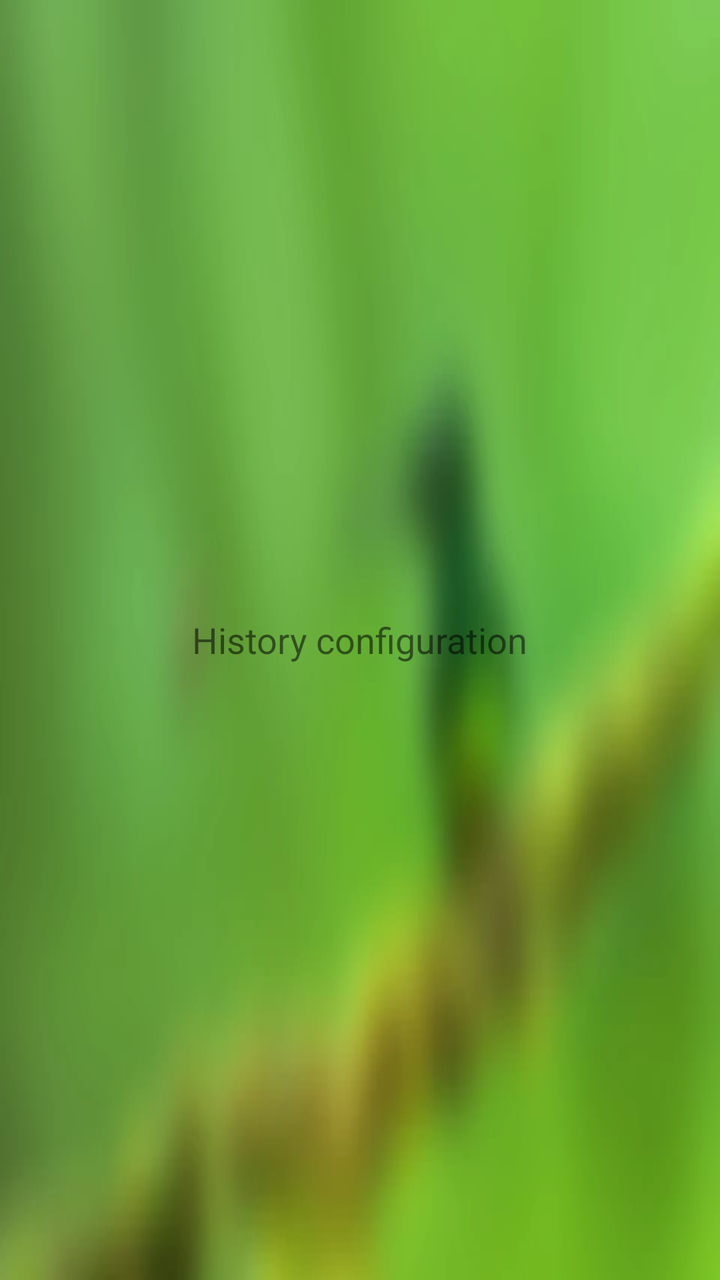
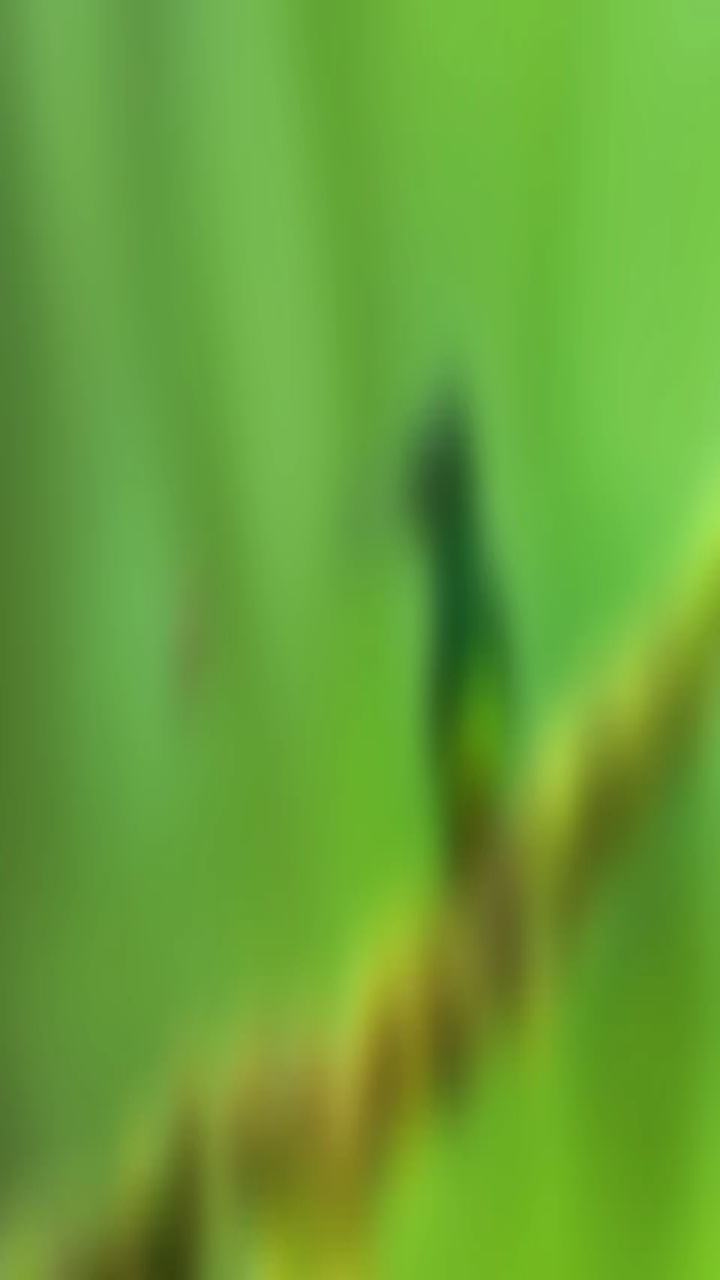

Two renders of the same Android screen: before a commit and after it. Below are the layout's source before the change and the commit's diff.
<!-- AndroidManifest.xml: application theme AppTheme -->
<!-- res/layout/dialog_config_history.xml -->
<?xml version="1.0" encoding="utf-8"?>
<LinearLayout xmlns:android="http://schemas.android.com/apk/res/android"
    android:layout_width="match_parent"
    android:layout_height="wrap_content"
    android:gravity="center"
    android:orientation="vertical"
    android:padding="8dp">

    <TextView
        android:layout_width="wrap_content"
        android:layout_height="wrap_content"
        android:layout_marginTop="8dp"
        android:layout_marginBottom="8dp"
        android:text="@string/setting_history"
        android:textColor="@color/grey_700"
        android:textSize="18sp" />

    <androidx.recyclerview.widget.RecyclerView
        android:id="@+id/recycler"
        android:layout_width="match_parent"
        android:layout_height="wrap_content"
        android:clipChildren="false"
        android:clipToPadding="false" />

</LinearLayout>
<!-- resources referenced by this layout -->
<resources>
  <string name="setting_history">History configuration</string>
  <style name="AppTheme" parent="BaseTheme" />
  <style name="BaseTheme" parent="Theme.MaterialComponents.Light.NoActionBar">
          <item name="colorPrimary">@color/primary</item>
          <item name="colorPrimaryDark">@color/primaryDark</item>
          <item name="colorAccent">@color/blue_500</item>
          <item name="android:windowAnimationStyle">@null</item>
          <item name="android:windowBackground">@drawable/wallpaper_1</item>
          <item name="android:windowFullscreen">true</item>
          <item name="android:windowTranslucentStatus">true</item>
          <item name="android:windowTranslucentNavigation">true</item>
      </style>
  <color name="primary">@color/black</color>
  <color name="primaryDark">@color/black</color>
  <!-- drawable wallpaper_1: webp bitmap (drawable-nodpi, 9580 bytes) -->
  <color name="black">#000000</color>
</resources>

<!-- the commit's change to res/layout/dialog_config_history.xml (unified diff, before → after) -->
@@ -1,25 +1,8 @@
 <?xml version="1.0" encoding="utf-8"?>
-<LinearLayout xmlns:android="http://schemas.android.com/apk/res/android"
+<androidx.recyclerview.widget.RecyclerView xmlns:android="http://schemas.android.com/apk/res/android"
+    android:id="@+id/recycler"
     android:layout_width="match_parent"
     android:layout_height="wrap_content"
-    android:gravity="center"
-    android:orientation="vertical"
-    android:padding="8dp">
-
-    <TextView
-        android:layout_width="wrap_content"
-        android:layout_height="wrap_content"
-        android:layout_marginTop="8dp"
-        android:layout_marginBottom="8dp"
-        android:text="@string/setting_history"
-        android:textColor="@color/grey_700"
-        android:textSize="18sp" />
-
-    <androidx.recyclerview.widget.RecyclerView
-        android:id="@+id/recycler"
-        android:layout_width="match_parent"
-        android:layout_height="wrap_content"
-        android:clipChildren="false"
-        android:clipToPadding="false" />
-
-</LinearLayout>
+    android:clipChildren="false"
+    android:clipToPadding="false"
+    android:padding="8dp" />
<!-- resource entries referenced after the edit -->
@@ -1,6 +1,5 @@
 <!-- resources referenced by this layout -->
 <resources>
-  <string name="setting_history">History configuration</string>
   <style name="AppTheme" parent="BaseTheme" />
   <style name="BaseTheme" parent="Theme.MaterialComponents.Light.NoActionBar">
           <item name="colorPrimary">@color/primary</item>
